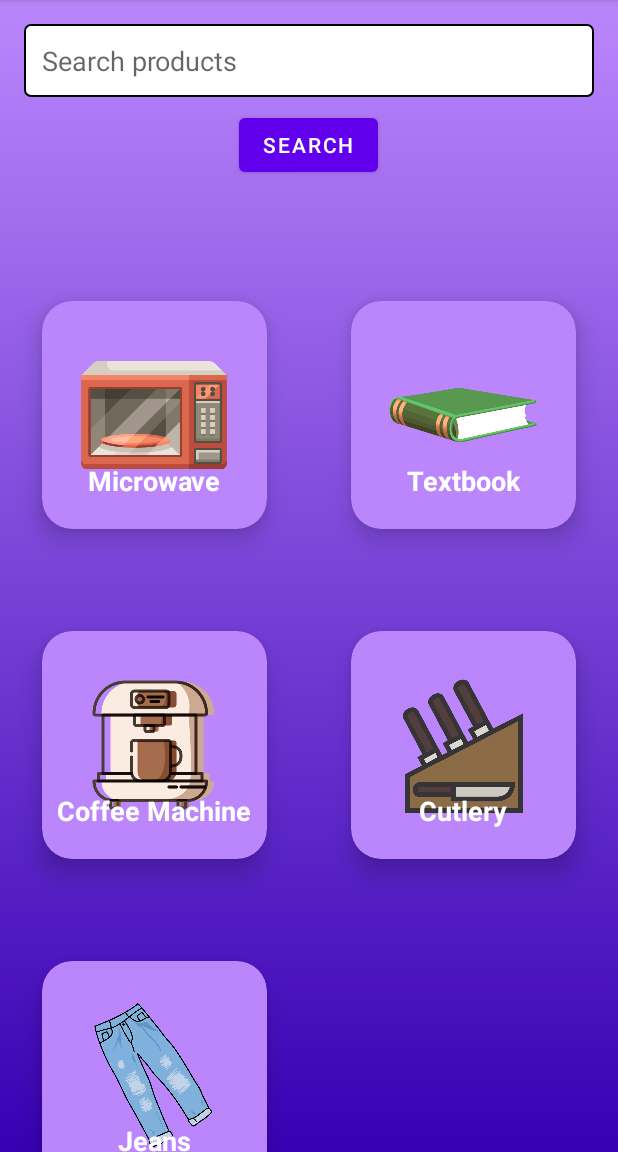
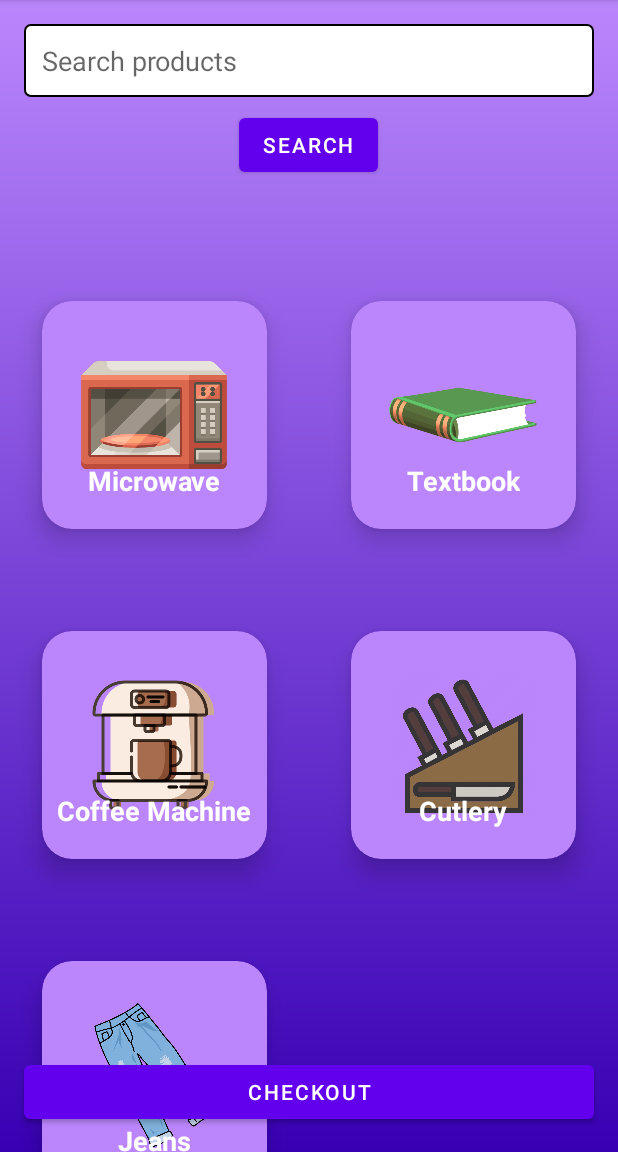
Before and after one commit to khantact/TexChangeApp, an Android app built with Jetpack Compose: the HomeActivity screen opened directly, with no data from a screen before it, on a phone screen of 412 x 824 dp, the part 84-1236 px from its top. Run offline under Robolectric (Android 15) with nearby library versions, the light colour scheme and no system bars.

Commit message:
searchbar and checkout

```diff
--- a/app/src/main/AndroidManifest.xml
+++ b/app/src/main/AndroidManifest.xml
@@ -35,6 +35,10 @@
             android:exported="true"
             android:theme="@style/AppTheme" />
 
+        <activity android:name=".CheckoutActivity"
+            android:exported="true"
+            android:theme="@style/AppTheme" />
+
 
     </application>
 
--- a/app/src/main/java/com/example/texchange/HomeActivity.kt
+++ b/app/src/main/java/com/example/texchange/HomeActivity.kt
@@ -3,6 +3,7 @@ package com.example.texchange
 import android.content.Intent
 import android.os.Bundle
 import android.util.Log
+import android.view.View
 import androidx.appcompat.app.AppCompatActivity
 import androidx.recyclerview.widget.GridLayoutManager
 import androidx.recyclerview.widget.RecyclerView
@@ -54,6 +55,12 @@ class HomeActivity : AppCompatActivity() {
             }
         }
 
+        val checkoutButton: View = findViewById(R.id.checkout_button)
+        checkoutButton.setOnClickListener {
+            val intent = Intent(this, CheckoutActivity::class.java)
+            startActivity(intent)
+        }
+
     }
 
     override fun onStart() {
--- a/app/src/main/java/com/example/texchange/ProductListActivity.kt
+++ b/app/src/main/java/com/example/texchange/ProductListActivity.kt
@@ -32,6 +32,7 @@ class ProductListActivity : AppCompatActivity() {
         fab.setOnClickListener {
             fabOnClick()
         }
+
     }
 
     private fun adapterOnClick(product: ProductItem) {
--- a/app/src/main/res/layout/home_page.xml
+++ b/app/src/main/res/layout/home_page.xml
@@ -28,6 +28,14 @@
         android:layout_marginTop="8dp"
         android:text="Search"/>
 
+    <Button
+        android:id="@+id/checkout_button"
+        android:layout_width="match_parent"
+        android:layout_height="wrap_content"
+        android:text="Checkout"
+        android:layout_margin="16dp"
+        android:layout_alignParentBottom="true"/>
+
     <TextView
         android:id="@+id/search_results"
         android:layout_width="wrap_content"
```
Also changed, not shown: app/src/main/java/com/example/texchange/CheckoutActivity.kt (added, +12 -0 lines), app/src/main/res/layout/activity_checkout.xml (added, +53 -0 lines).
